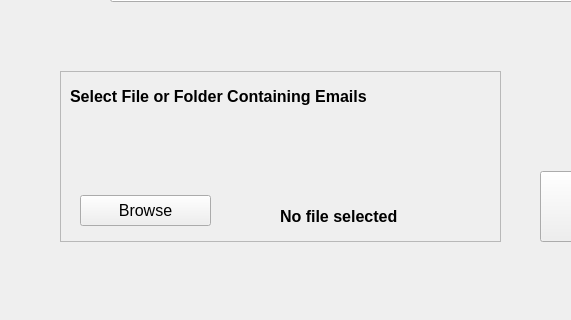
Qt form CanopyGUI/WelcomeWindow.ui (joshrands/Canopy) before a commit; both pictures show x 170 to 741 and y 278 to 598 of the 958 by 598 pixel window.
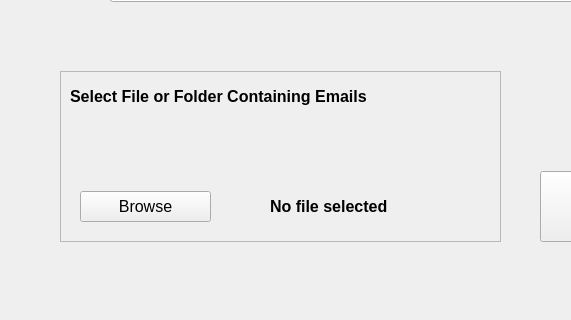
The same form after that commit.

Commit message: Welcome window in rough positions. No constraints applied to objects

```diff
--- a/CanopyGUI/WelcomeWindow.ui
+++ b/CanopyGUI/WelcomeWindow.ui
@@ -148,8 +148,8 @@
     <widget class="QLabel" name="fileNameLabel">
      <property name="geometry">
       <rect>
-       <x>220</x>
-       <y>130</y>
+       <x>210</x>
+       <y>120</y>
        <width>211</width>
        <height>31</height>
       </rect>
@@ -169,7 +169,7 @@
      <property name="geometry">
       <rect>
        <x>20</x>
-       <y>124</y>
+       <y>120</y>
        <width>131</width>
        <height>31</height>
       </rect>
```
The commit also changes 3 other files.
